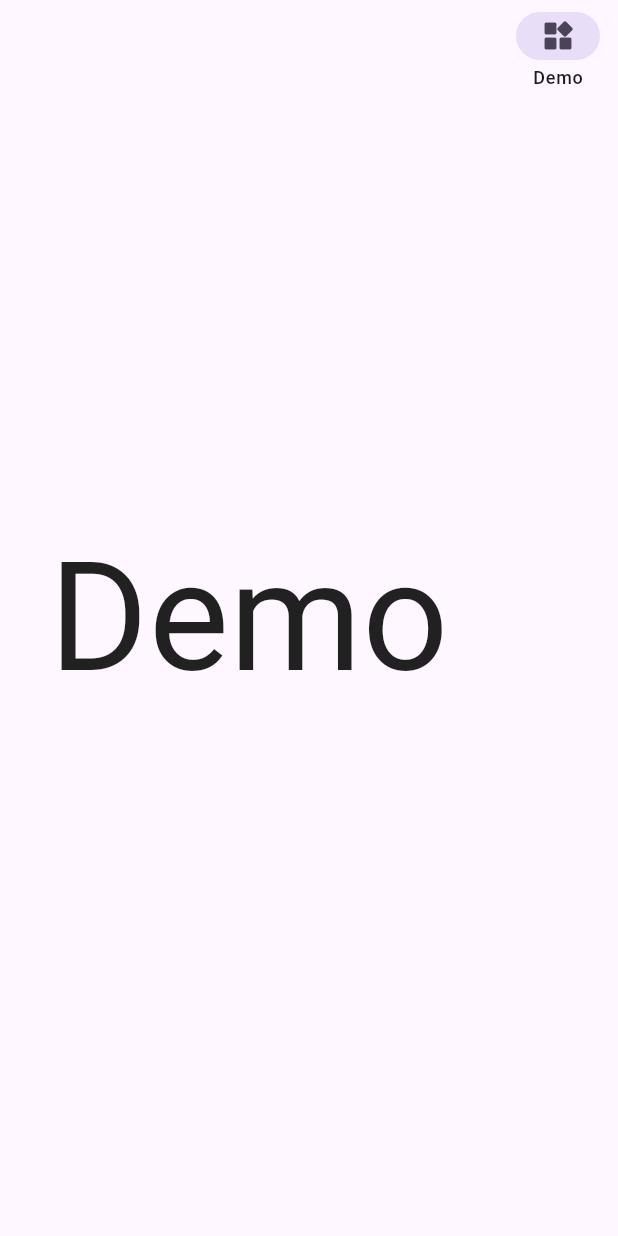
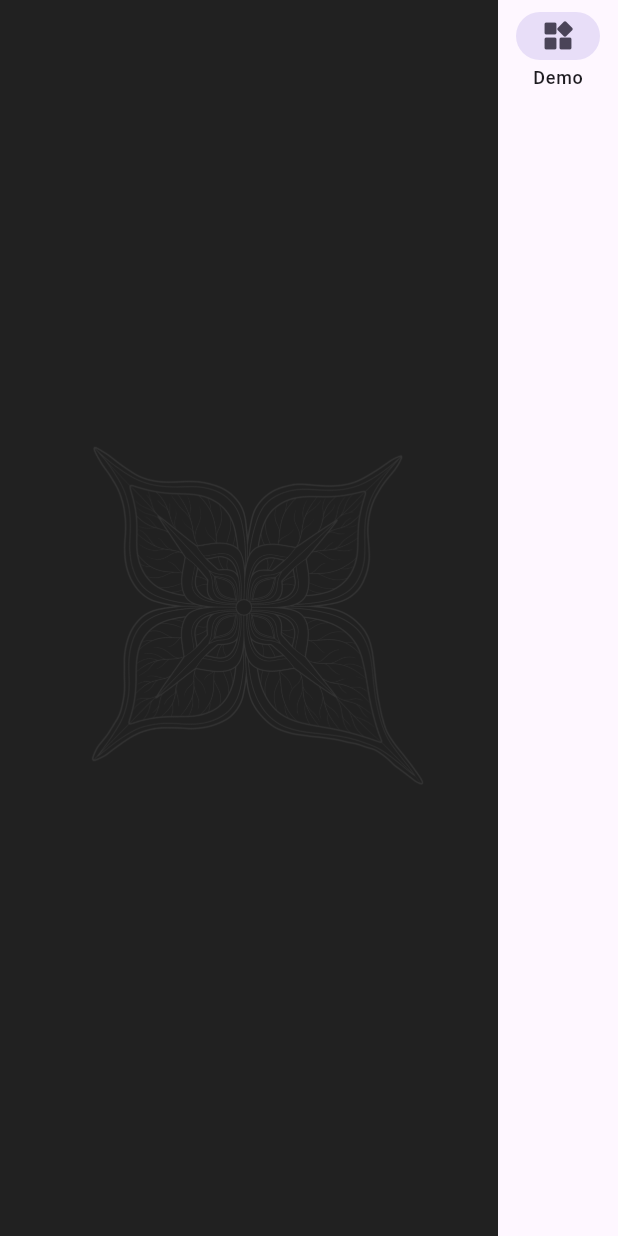
Before and after one commit to kagurazakayashi/EvernightBoard, a Flutter app: the screen it shows after launch, on a phone screen of 412 x 824 dp. Run offline on Flutter 3.47's test engine with Material 3 defaults, Android fonts, the phone set to English and light mode, and no system bars; our stand-ins replace sensors_plus; missing offline and left inert: flutter_volume_controller.

Commit message:
增强显示能力,支持颜色和图片

```diff
--- a/lib/home/home_controller.dart
+++ b/lib/home/home_controller.dart
@@ -1,104 +1,114 @@
-/// 控制首頁狀態與互動邏輯的控制器。
-///
-/// 功能包含：
-/// 1. 管理目前顯示的 `HomeItem`。
-/// 2. 監聽裝置音量變化，切換上一個或下一個項目。
-/// 3. 監聽加速度感測器資料，更新目前導航顯示方向。
-/// 4. 透過 `ChangeNotifier` 通知 UI 重新繪製。
 import 'dart:async';
 import 'package:flutter/material.dart';
 import 'package:sensors_plus/sensors_plus.dart';
 import 'package:flutter_volume_controller/flutter_volume_controller.dart';
 import 'home_model.dart';
 
-/// 導航列所在側邊。
+/// 導航方向列舉。
+///
+/// 用於表示目前導覽提示或切換方向位於左側或右側。
 enum NavSide { left, right }
 
 /// 首頁控制器。
 ///
-/// 此類別負責：
-/// - 維護首頁資料清單
-/// - 記錄目前選中的索引
-/// - 根據裝置音量鍵切換項目
-/// - 根據加速度感測器判斷目前導覽側邊
+/// 負責管理首頁展示資料、目前選取項目、裝置感測器監聽、
+/// 音量鍵切換項目，以及狀態變更通知給 View。
 class HomeController extends ChangeNotifier {
-  /// 首頁可顯示的項目清單。
-  final List<HomeItem> items = [
-    HomeItem(title: 'Demo', content: 'Demo', icon: Icons.widgets_rounded),
-  ];
+  /// 定義單一 Demo 項目資料清單。
+  ///
+  /// 目前以 `late final` 建立，會在建構時透過 `_initData()` 完成初始化。
+  late final List<HomeItem> items;
 
-  /// 目前選中的項目索引。
+  /// 目前顯示中的項目索引。
   int _currentIndex = 0;
 
-  /// 目前導航所在側邊，預設為右側。
+  /// 目前導覽方向，預設為右側。
   NavSide _currentSide = NavSide.right;
 
-  /// 上一次記錄的音量值，用於比較音量增減方向。
+  /// 上一次記錄的音量值。
+  ///
+  /// 用來判斷使用者是按了音量增加還是減少。
   double _lastVolume = 0.5;
 
-  /// 加速度感測器監聽訂閱物件，用於釋放資源。
+  /// 加速度感測器訂閱物件。
+  ///
+  /// 在 `dispose()` 時需要取消訂閱，避免資源洩漏。
   StreamSubscription<AccelerometerEvent>? _sensorSub;
 
-  /// 取得目前選中的項目索引。
+  /// 取得目前項目索引。
   int get currentIndex => _currentIndex;
 
-  /// 取得目前導航所在側邊。
+  /// 取得目前導覽方向。
   NavSide get currentSide => _currentSide;
 
-  /// 取得目前選中項目的內容。
-  String get currentContent => items[_currentIndex].content;
+  /// 方便 View 直接取得目前顯示中的項目。
+  HomeItem get currentItem => items[_currentIndex];
 
   /// 建構子。
   ///
-  /// 建立控制器時，會立即初始化：
-  /// - 感測器監聽
-  /// - 音量控制監聽
+  /// 建立控制器時，會依序初始化：
+  /// 1. 畫面資料
+  /// 2. 感測器監聽
+  /// 3. 音量控制監聽
   HomeController() {
-    _initSensors();
-    _initVolumeControl();
+    _initData(); // 初始化展示資料
+    _initSensors(); // 初始化加速度感測器監聽
+    _initVolumeControl(); // 初始化音量鍵控制
   }
 
-  /// 初始化音量控制相關功能。
+  /// 初始化首頁資料。
   ///
-  /// 流程說明：
-  /// 1. 關閉系統原生音量 UI。
-  /// 2. 讀取目前音量作為初始比較基準。
-  /// 3. 監聽音量變化：
-  ///    - 音量增加時切換到上一個項目
-  ///    - 音量減少時切換到下一個項目
-  /// 4. 為避免音量到達極值後無法繼續觸發，
-  ///    當音量到 1.0 或 0.0 時，會稍微拉回。
+  /// 目前僅建立一筆 Demo 資料，可後續擴充為多筆項目。
+  void _initData() {
+    // 實例化 Demo 項目，設定標題、內容、圖示、文字顏色、背景顏色與背景圖片。
+    items = [
+      HomeItem(
+        title: 'Demo',
+        content: 'Demo',
+        icon: Icons.widgets_rounded,
+        textColor: Colors.white, // 有背景圖時此顏色可能不會顯示，仍保留以提升程式健壯性。
+        backgroundColor: Colors.grey[900]!, // 當圖片使用 contain 顯示時，兩側露出的底色。
+        backgroundImagePath: 'assets/default.png', // 指定測試用背景圖片路徑。
+      ),
+    ];
+  }
+
+  // --- 邏輯部分 (保持不變，已修復 if block) ---
+
+  /// 初始化音量控制監聽。
+  ///
+  /// 功能說明：
+  /// - 隱藏系統原生音量 UI
+  /// - 讀取目前音量作為初始基準值
+  /// - 監聽音量變化，並依音量增減切換上一個或下一個項目
+  /// - 避免音量到達 0 或 1，防止後續無法持續觸發切換
   void _initVolumeControl() async {
-    // 隱藏系統預設音量 UI，避免操作時跳出原生音量提示。
+    // 關閉系統預設音量顯示 UI，避免影響畫面體驗。
     await FlutterVolumeController.updateShowSystemUI(false);
 
-    // 讀取目前系統音量，若取得失敗則預設為 0.5。
+    // 取得目前系統音量，若讀取失敗則使用 0.5 作為預設值。
     _lastVolume = await FlutterVolumeController.getVolume() ?? 0.5;
 
-    // 監聽音量變化事件。
+    // 監聽音量變化。
     FlutterVolumeController.addListener((volume) {
-      // 若音量比上次大，視為使用者按了音量增加鍵，
-      // 切換到上一個項目。
+      // 音量上升時，切換到前一個項目。
       if (volume > _lastVolume) {
         previousItem();
       }
-      // 若音量比上次小，視為使用者按了音量減少鍵，
-      // 切換到下一個項目。
+      // 音量下降時，切換到下一個項目。
       else if (volume < _lastVolume) {
         nextItem();
       }
 
-      // 更新最後一次音量記錄值。
+      // 更新最後一次記錄的音量值。
       _lastVolume = volume;
 
-      // 若音量已達上限，稍微往下降一點，
-      // 避免卡在最大值時後續無法再觸發增加事件。
+      // 若音量已到最大值，稍微拉回 0.9，保留之後繼續增加的空間。
       if (volume >= 1.0) {
         FlutterVolumeController.setVolume(0.9);
         _lastVolume = 0.9;
       }
-      // 若音量已達下限，稍微往上調一點，
-      // 避免卡在最小值時後續無法再觸發減少事件。
+      // 若音量已到最小值，稍微拉回 0.1，保留之後繼續降低的空間。
       else if (volume <= 0.0) {
         FlutterVolumeController.setVolume(0.1);
         _lastVolume = 0.1;
@@ -108,75 +118,74 @@ class HomeController extends ChangeNotifier {
 
   /// 切換到下一個項目。
   ///
-  /// 使用取餘數方式，讓索引超過尾端後回到開頭，
-  /// 形成循環切換效果。
+  /// 使用循環索引，超過最後一項時會回到第一項。
   void nextItem() {
     _currentIndex = (_currentIndex + 1) % items.length;
-
-    // 通知所有監聽者更新畫面。
-    notifyListeners();
+    notifyListeners(); // 通知畫面更新
   }
 
   /// 切換到上一個項目。
   ///
-  /// 使用循環索引方式，讓索引減到 0 以下時回到最後一個項目。
+  /// 使用循環索引，當前為第一項時會回到最後一項。
   void previousItem() {
     _currentIndex = (_currentIndex - 1 + items.length) % items.length;
-
-    // 通知所有監聽者更新畫面。
-    notifyListeners();
+    notifyListeners(); // 通知畫面更新
   }
 
-  /// 直接切換到指定索引的項目。
+  /// 依指定索引切換目前項目。
   ///
-  /// [index] 為欲切換的目標索引。
+  /// 只有當索引與目前索引不同時，才會更新並通知監聽者。
+  ///
+  /// [index] 欲切換的目標索引。
   void changeIndex(int index) {
-    _currentIndex = index;
-
-    // 通知所有監聽者更新畫面。
-    notifyListeners();
+    // 避免重複設定相同索引，減少不必要的畫面更新。
+    if (_currentIndex != index) {
+      _currentIndex = index;
+      notifyListeners(); // 通知畫面更新
+    }
   }
 
   /// 初始化加速度感測器監聽。
   ///
-  /// 依據裝置在 X 軸方向的傾斜程度判斷導航位置：
-  /// - `event.x > 2.5`：切換為左側
-  /// - `event.x < -2.5`：切換為右側
+  /// 根據裝置 X 軸傾斜方向，更新目前導覽方向：
+  /// - X 軸大於 2.5：判定為左側
+  /// - X 軸小於 -2.5：判定為右側
   void _initSensors() {
-    // 開始監聽加速度感測器事件流。
+    // 訂閱加速度感測器資料流。
     _sensorSub = accelerometerEventStream().listen((event) {
-      // 裝置往某一方向傾斜時，更新導航側邊。
+      // 裝置朝某一方向傾斜時，更新為左側導覽。
       if (event.x > 2.5) {
         _updateSide(NavSide.left);
-      } else if (event.x < -2.5) {
+      }
+      // 裝置朝相反方向傾斜時，更新為右側導覽。
+      else if (event.x < -2.5) {
         _updateSide(NavSide.right);
       }
     });
   }
 
-  /// 更新目前導航側邊。
+  /// 更新目前導覽方向。
   ///
-  /// 僅當側邊真的發生變化時才通知 UI，
-  /// 避免不必要的重繪。
+  /// 僅在方向真的改變時才通知監聽者，避免多餘重繪。
+  ///
+  /// [side] 新的導覽方向。
   void _updateSide(NavSide side) {
-    // 只有在新側邊與目前側邊不同時才更新。
+    // 只有在方向變更時才更新狀態。
     if (_currentSide != side) {
       _currentSide = side;
-
-      // 通知所有監聽者更新畫面。
-      notifyListeners();
+      notifyListeners(); // 通知畫面更新
     }
   }
 
   @override
   void dispose() {
-    // 取消感測器監聽，避免記憶體洩漏。
+    // 取消感測器訂閱，避免記憶體洩漏。
     _sensorSub?.cancel();
 
-    // 移除音量監聽器，釋放相關資源。
+    // 移除音量監聽器。
     FlutterVolumeController.removeListener();
 
-    // 呼叫父類別的 dispose。
+    // 呼叫父類別釋放資源。
     super.dispose();
   }
 }
--- a/lib/home/home_model.dart
+++ b/lib/home/home_model.dart
@@ -2,25 +2,60 @@ import 'package:flutter/material.dart';
 
 /// 首頁項目資料模型。
 ///
-/// 用來描述單一首頁卡片或導覽項目的基本資訊，包含：
-/// - [title]：顯示在導覽列或介面上的標題文字
-/// - [content]：頁面中要呈現的主要大型文字內容
-/// - [icon]：對應此項目的 Material 圖示
+/// 用來描述單一首頁／導覽項目的顯示資訊，包含：
+/// - 導覽列標題
+/// - 畫面主要內容文字
+/// - 導覽列圖示
+/// - 文字顏色
+/// - 背景顏色
+/// - 背景圖片路徑（可選）
+///
+/// 此類別通常會搭配清單使用，讓 UI 可依據不同項目動態產生對應畫面。
 class HomeItem {
-  /// 導航欄標籤文字。
-  final String title; // 導航欄標籤
+  /// 導覽列上顯示的標題文字。
+  final String title; // 导航栏标签
 
-  /// 要顯示的巨大文本內容。
-  final String content; // 要顯示的巨大文本
+  /// 畫面中顯示的主要文字內容。
+  ///
+  /// 當未提供背景圖片，或畫面需要顯示文字說明時使用。
+  final String content; // 屏幕显示文字 (如果没图片)
 
-  /// 此項目對應的圖示資料。
-  final IconData icon;
+  /// 導覽列或對應功能項目的圖示。
+  final IconData icon; // 导航栏图标
+
+  // --- 新增属性 ---
+
+  /// 畫面文字顏色。
+  ///
+  /// 預設為 [Colors.cyanAccent]，以維持深色主題下的可讀性與科技感。
+  final Color textColor; // 文字颜色
+
+  /// 畫面背景顏色。
+  ///
+  /// 當未設定背景圖片，或背景圖片未完整覆蓋畫面時，會顯示此背景色。
+  final Color backgroundColor; // 背景颜色 (没图片或图片没填满时显示)
+
+  /// 背景圖片路徑。
+  ///
+  /// 可為空值，表示不使用背景圖片。
+  /// 若有提供，通常會搭配 `AssetImage` 或其他圖片載入方式使用。
+  final String? backgroundImagePath; // 背景图片路径 (可选)
 
   /// 建立一個 [HomeItem] 實例。
   ///
-  /// 所有欄位皆為必填：
-  /// - [title]：標題文字
-  /// - [content]：內容文字
-  /// - [icon]：圖示
-  HomeItem({required this.title, required this.content, required this.icon});
+  /// [title]、[content]、[icon] 為必填欄位。
+  ///
+  /// 其餘視覺相關欄位提供預設值：
+  /// - [textColor] 預設為 `Colors.cyanAccent`
+  /// - [backgroundColor] 預設為 `Colors.black87`
+  /// - [backgroundImagePath] 為可選欄位
+  HomeItem({
+    required this.title,
+    required this.content,
+    required this.icon,
+    // 設定預設值，以維持深色主題風格與一致的視覺表現
+    this.textColor = Colors.cyanAccent,
+    this.backgroundColor = Colors.black87,
+    this.backgroundImagePath,
+  });
 }
--- a/lib/home/home_view.dart
+++ b/lib/home/home_view.dart
@@ -1,10 +1,10 @@
 import 'package:flutter/material.dart';
 import 'home_controller.dart';
+import 'home_model.dart'; // 引入模型
 
 /// 首頁畫面元件。
 ///
-/// 負責建立首頁的 StatefulWidget，並交由 [_HomeViewState]
-/// 管理畫面狀態、版面切換與互動邏輯。
+/// 負責建立首頁的 StatefulWidget，並將實際畫面狀態交由 [_HomeViewState] 管理。
 class HomeView extends StatefulWidget {
   /// 建立首頁畫面。
   const HomeView({super.key});
@@ -13,31 +13,29 @@ class HomeView extends StatefulWidget {
   State<HomeView> createState() => _HomeViewState();
 }
 
-/// [HomeView] 的狀態物件。
+/// 首頁畫面的狀態類別。
 ///
-/// 主要職責包含：
-/// - 初始化並綁定 [HomeController]
-/// - 監聽控制器狀態變更並刷新畫面
+/// 此類別負責：
+/// - 監聽 [HomeController] 狀態變化
 /// - 依照螢幕方向切換直向／橫向版面
-/// - 建立觸控區、文字縮放區與導覽列
+/// - 顯示背景圖片或自動縮放文字內容
+/// - 建立底部導覽列或側邊導覽列
 class _HomeViewState extends State<HomeView> {
-  /// 首頁控制器，用來管理目前索引、內容、導覽位置與切換行為。
+  /// 首頁控制器，用來管理目前項目、切換邏輯與狀態通知。
   final HomeController _controller = HomeController();
 
   @override
   void initState() {
     super.initState();
-
-    // 註冊監聽器，當控制器狀態改變時同步更新畫面。
+    // 註冊狀態監聽器，當 controller 狀態改變時更新畫面。
     _controller.addListener(_handleStateChange);
   }
 
-  /// 處理控制器狀態變更。
+  /// 處理 controller 狀態改變事件。
   ///
-  /// 當 [HomeController] 內容有更新時，如果目前 State 仍掛載於樹上，
-  /// 就呼叫 [setState] 重新建構畫面。
+  /// 當 widget 仍掛載在樹上時，呼叫 [setState] 重新建構畫面。
   void _handleStateChange() {
-    // 避免在元件已被移除後仍呼叫 setState，造成例外。
+    // 確保當前 State 仍有效，避免已卸載後仍觸發重建。
     if (mounted) {
       setState(() {});
     }
@@ -45,32 +43,34 @@ class _HomeViewState extends State<HomeView> {
 
   @override
   void dispose() {
-    // 移除監聽器，避免記憶體洩漏或無效回呼。
+    // 先移除監聽，避免 controller 在釋放後仍回呼此 State。
     _controller.removeListener(_handleStateChange);
-
-    // 釋放控制器資源。
+    // 釋放 controller 內部資源。
     _controller.dispose();
     super.dispose();
   }
 
   @override
   Widget build(BuildContext context) {
-    // 使用 OrientationBuilder 依照裝置方向動態切換版面配置。
+    // 使用 OrientationBuilder 依螢幕方向動態切換版面配置。
     return OrientationBuilder(
       builder: (context, orientation) {
-        // 判斷目前是否為直向模式。
+        // 判斷目前是否為直向畫面。
         final bool isPortrait = orientation == Orientation.portrait;
 
         return Scaffold(
-          // 橫向時顯示底部導覽列；直向時不顯示。
+          // 使用 Model 的背景色作为 Scaffold 的底色，防止切换瞬间闪白
+          backgroundColor: _controller.currentItem.backgroundColor,
+          // 橫向時顯示底部導覽列；直向則不顯示。
           bottomNavigationBar: isPortrait ? null : _buildBottomNav(),
-
-          // 使用 Stack 疊放觸控層與內容層，
-          // 讓整個畫面可以分區點擊切換上一筆／下一筆。
           body: Stack(
             children: [
+              // 层 1：底层触控反馈层
+              // 最底層放觸控區，負責點擊上一個／下一個項目。
               _buildTouchLayer(isPortrait),
-              isPortrait ? _buildPortraitLayout() : _buildScalingText(),
+              // 层 2：内容与侧边栏
+              // 上層顯示主要內容；直向為含側邊導覽的版面，橫向僅顯示內容區。
+              isPortrait ? _buildPortraitLayout() : _buildDisplayArea(),
             ],
           ),
         );
@@ -78,39 +78,39 @@ class _HomeViewState extends State<HomeView> {
     );
   }
 
+  // --- 触控层 (水波纹反馈用 Model 的 textColor) ---
+
   /// 建立全畫面的觸控層。
   ///
-  /// - 直向模式：上下各半區，分別對應上一筆／下一筆
-  /// - 橫向模式：左右各半區，分別對應上一筆／下一筆
+  /// 直向時以上下兩半區域控制上一個／下一個；
+  /// 橫向時以左右兩半區域控制上一個／下一個。
   ///
-  /// 透過透明 [Material] + [InkWell] 提供點擊水波紋效果。
+  /// 水波紋與高亮色會依目前項目的文字顏色做透明化處理。
   Widget _buildTouchLayer(bool isPortrait) {
-    // 點擊時的水波紋顏色。
-    final Color splash = Colors.blueAccent.withValues(alpha: 0.1);
-
-    // 長按或高亮時的背景顏色。
-    final Color highlight = Colors.blueAccent.withValues(alpha: 0.05);
+    // 取得目前顯示的資料項目。
+    final item = _controller.currentItem;
+    // 水波纹和按下高亮使用文字色的透明版本
+    final Color splash = item.textColor.withValues(alpha: 0.1);
+    final Color highlight = item.textColor.withValues(alpha: 0.05);
 
     return Material(
-      // 保持背景透明，只保留觸控效果。
+      // 外層 Material 設透明，讓 InkWell 水波紋可以正常顯示但不覆蓋背景。
       color: Colors.transparent,
       child: isPortrait
           ? Column(
               children: [
                 Expanded(
                   child: InkWell(
-                    // 點擊上半部時切換到上一筆。
+                    // 點擊上半部切換到上一個項目。
                     onTap: _controller.previousItem,
                     splashColor: splash,
                     highlightColor: highlight,
-
-                    // 讓可點擊區域撐滿整個 Expanded。
                     child: const SizedBox.expand(),
                   ),
                 ),
                 Expanded(
                   child: InkWell(
-                    // 點擊下半部時切換到下一筆。
+                    // 點擊下半部切換到下一個項目。
                     onTap: _controller.nextItem,
                     splashColor: splash,
                     highlightColor: highlight,
@@ -123,7 +123,7 @@ class _HomeViewState extends State<HomeView> {
               children: [
                 Expanded(
                   child: InkWell(
-                    // 橫向時點擊左半部切換到上一筆。
+                    // 點擊左半部切換到上一個項目。
                     onTap: _controller.previousItem,
                     splashColor: splash,
                     highlightColor: highlight,
@@ -132,7 +132,7 @@ class _HomeViewState extends State<HomeView> {
                 ),
                 Expanded(
                   child: InkWell(
-                    // 橫向時點擊右半部切換到下一筆。
+                    // 點擊右半部切換到下一個項目。
                     onTap: _controller.nextItem,
                     splashColor: splash,
                     highlightColor: highlight,
@@ -144,89 +144,128 @@ class _HomeViewState extends State<HomeView> {
     );
   }
 
-  /// 建立直向模式下的版面。
+  /// 建立直向模式的版面。
   ///
-  /// 此版面由兩部分組成：
-  /// - 可自動縮放的文字顯示區
-  /// - 側邊導覽列 [NavigationRail]
+  /// 包含：
+  /// - 主要顯示區
+  /// - 左側或右側的 [NavigationRail]
   ///
-  /// 導覽列位置會依 [_controller.currentSide] 決定顯示在左側或右側。
+  /// 導覽列位置會依 [_controller.currentSide] 決定。
   Widget _buildPortraitLayout() {
-    // 文字區域使用 Expanded 撐滿剩餘空間。
-    final Widget textWidget = Expanded(child: _buildScalingText());
+    // 主要文字／圖片顯示區，使用 Expanded 填滿剩餘空間。
+    final Widget textWidget = Expanded(child: _buildDisplayArea());
 
-    // 側邊導覽列，提供項目切換功能。
+    // 側邊導覽列，用於切換不同頁面項目。
     final Widget navWidget = NavigationRail(
-      // 目前選取的項目索引。
+      // 目前選取的索引。
       selectedIndex: _controller.currentIndex,
-
       // 點選導覽項目後切換索引。
       onDestinationSelected: _controller.changeIndex,
-
-      // 顯示所有標籤文字。
+      // 顯示所有 label。
       labelType: NavigationRailLabelType.all,
-
-      // 依控制器提供的項目清單動態建立導覽目的地。
+      // 如果没有图片，让导航栏底色和内容区底色一致
+      backgroundColor: _controller.currentItem.backgroundImagePath == null
+          ? _controller.currentItem.backgroundColor
+          : null,
       destinations: _controller.items
           .map(
             (e) => NavigationRailDestination(
+              // 導覽 icon。
               icon: Icon(e.icon),
+              // 導覽標題。
               label: Text(e.title),
             ),
           )
           .toList(),
     );
 
-    // 根據導覽列配置方向，決定導覽列要放左邊還是右邊。
     return Row(
+      // 依設定決定導覽列顯示在左側或右側。
       children: _controller.currentSide == NavSide.left
           ? [navWidget, textWidget]
           : [textWidget, navWidget],
     );
   }
 
-  /// 建立可依可用空間自動縮放的文字區域。
+  // --- 重构：显示区域 (图片 vs 文字) ---
+
+  /// 建立主要顯示區。
   ///
-  /// 會先使用 [TextPainter] 測量文字在基準字級下的寬高，
-  /// 再根據目前版面可用尺寸計算縮放比例，
-  /// 讓文字盡可能放大且完整顯示在畫面內。
-  Widget _buildScalingText() {
+  /// 顯示邏輯如下：
+  /// - 若目前項目有背景圖片，則顯示圖片
+  /// - 若沒有背景圖片，則顯示自動縮放的文字
+  ///
+  /// 此區域使用 [IgnorePointer] 忽略觸控事件，
+  /// 讓手勢可傳遞到底層的觸控層處理。
+  Widget _buildDisplayArea() {
     return IgnorePointer(
-      // 讓此層只負責顯示，不攔截觸控事件，
-      // 使下方的觸控層仍可正常接收點擊。
+      // 必须忽略点击，手势才能传递给底层的 Stack 触控层
       child: LayoutBuilder(
         builder: (context, constraints) {
-          // 取得目前要顯示的文字內容。
-          final String text = _controller.currentContent;
+          // 取得目前要顯示的項目資料。
+          final HomeItem item = _controller.currentItem;
 
-          // 使用 TextPainter 預先量測文字在固定字級下的實際尺寸。
+          // --- 逻辑核心：如果有图片，显示图片，不显示文字 ---
+          if (item.backgroundImagePath != null &&
+              item.backgroundImagePath!.isNotEmpty) {
+            return Container(
+              // 讓容器寬度填滿可用空間。
+              width: constraints.maxWidth,
+              // 讓容器高度填滿可用空間。
+              height: constraints.maxHeight,
+              // 防止圖片使用 contain 時露出不協調的底色。
+              color: item.backgroundColor, // 防止图片 contain 时露出不协调的 Scaffold 底色
+              alignment: Alignment.center,
+              child: Image.asset(
+                // 載入資產圖片。
+                item.backgroundImagePath!,
+                // 使用 contain 縮放，確保整張圖完整顯示。
+                fit: BoxFit.contain,
+                // 为了让 contain 看起来也是 "填满"，
+                // 我们把 Container 的宽高设满，Image 会在里面自动找最大比例。
+              ),
+            );
+          }
+
+          // --- 无图片逻辑：显示自动缩放文字 ---
+          // 取得要顯示的文字內容。
+          final String text = item.content;
+          // 建立基礎文字樣式，之後會依比例調整字體大小。
+          final TextStyle baseStyle = TextStyle(
+            // 壓縮行高，讓大字顯示更緊湊。
+            height: 1.1,
+            color: item.textColor, // 使用 Model 指定的文字色
+          );
+
+          // 使用 TextPainter 先以固定字級量測文字所需大小。
           final tp = TextPainter(
             text: TextSpan(
               text: text,
-              style: const TextStyle(fontSize: 100, height: 1.1),
+              // 先用 100 作為基準字級，後續再按比例縮放。
+              style: baseStyle.copyWith(fontSize: 100),
             ),
             textDirection: TextDirection.ltr,
             textAlign: TextAlign.center,
           )..layout();
 
-          // 依照寬與高的可用比例，取較小值作為縮放倍率，
-          // 以確保文字不會超出容器範圍。
+          // 依寬高限制計算縮放比例，取較小值以避免內容超出範圍。
           double scale =
               (constraints.maxWidth / tp.width) <
                   (constraints.maxHeight / tp.height)
               ? (constraints.maxWidth / tp.width)
               : (constraints.maxHeight / tp.height);
 
-          return Center(
+          return Container(
+            color: item.backgroundColor, // 使用 Model 指定的背景色
+            padding: const EdgeInsets.all(24),
+            alignment: Alignment.center,
             child: Text(
               text,
+              // 文字置中對齊。
               textAlign: TextAlign.center,
-              style: TextStyle(
-                // 以基準字級 100 計算，並乘上 0.8 保留額外邊界，
-                // 避免因字型實際渲染誤差造成裁切。
-                fontSize: (100 * scale) * 0.8,
-                height: 1.1,
-                color: Colors.black87,
+              style: baseStyle.copyWith(
+                // 根據量測結果縮放字級，並額外乘上 0.85 留出安全邊界。
+                fontSize: (100 * scale) * 0.85,
               ),
             ),
           );
@@ -237,19 +276,22 @@ class _HomeViewState extends State<HomeView> {
 
   /// 建立橫向模式下的底部導覽列。
   ///
-  /// 使用 [NavigationBar] 顯示所有項目，
-  /// 並透過控制器同步目前選取狀態與切換動作。
+  /// 使用 [NavigationBar] 顯示目前所有可切換項目。
   Widget _buildBottomNav() {
     return NavigationBar(
-      // 目前選取的導覽索引。
+      // 當前選取索引。
       selectedIndex: _controller.currentIndex,
-
-      // 點擊導覽項目後切換對應內容。
+      // 點選導覽項目後更新索引。
       onDestinationSelected: _controller.changeIndex,
-
-      // 依項目清單動態建立底部導覽按鈕。
       destinations: _controller.items
-          .map((e) => NavigationDestination(icon: Icon(e.icon), label: e.title))
+          .map(
+            (e) => NavigationDestination(
+              // 導覽 icon。
+              icon: Icon(e.icon),
+              // 導覽文字。
+              label: e.title,
+            ),
+          )
           .toList(),
     );
   }
--- a/pubspec.yaml
+++ b/pubspec.yaml
@@ -58,6 +58,8 @@ flutter:
   # included with your application, so that you can use the icons in
   # the material Icons class.
   uses-material-design: true
+  assets:
+    - assets/default.png
 
   # To add assets to your application, add an assets section, like this:
   # assets:
```
Also changed, not shown: assets/default.png (added).
